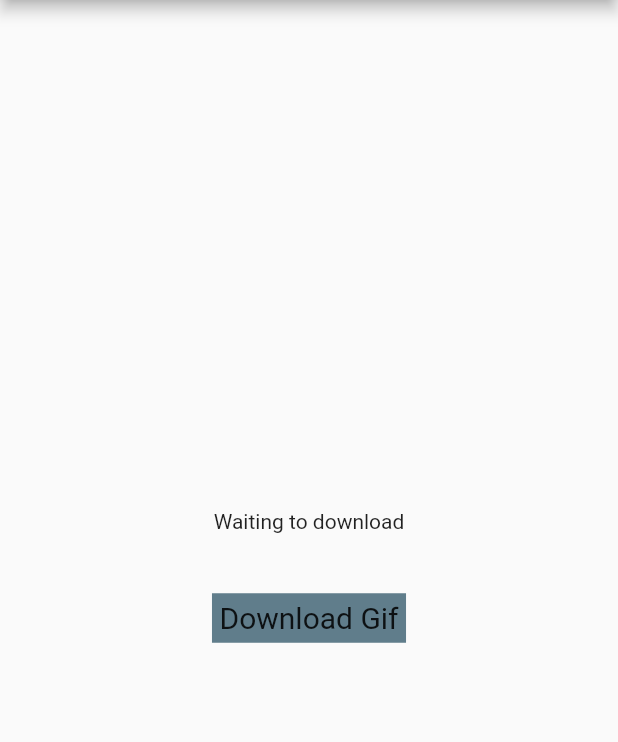
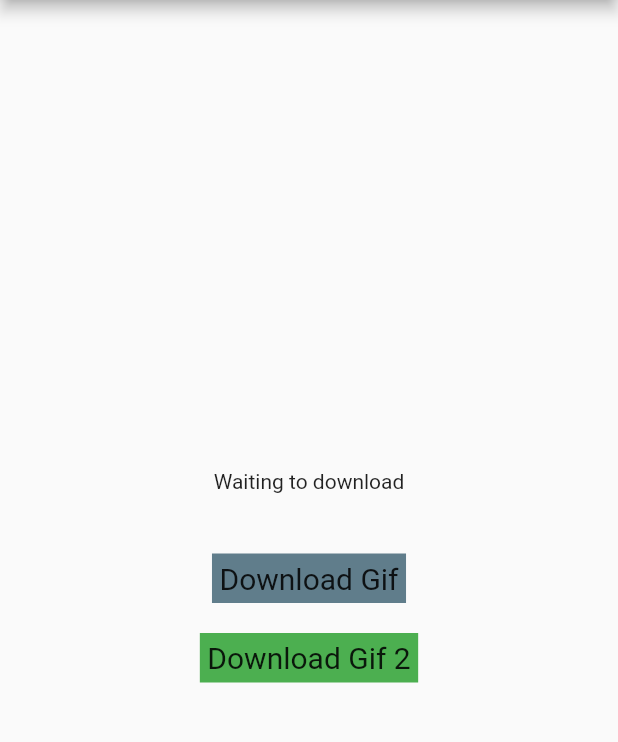
Before and after one commit to ManuelaGar/gif_cache, a Flutter app: the screen it shows after launch, on a phone screen of 412 x 824 dp, the part 84-826 px from its top. Run offline on Flutter 3.47's test engine with Material 2 defaults, Android fonts, the phone set to English and light mode, and no system bars; our stand-ins replace flutter_cache_manager; missing offline and left inert: flutter_gifimage.

Commit message:
Test with two different downloads

```diff
--- a/lib/constants/gif_bank.dart
+++ b/lib/constants/gif_bank.dart
@@ -5,6 +5,10 @@ class GifBank {
     Gif(
       name: 'antecedentes_familiares',
       frames: 23,
+    ),
+    Gif(
+      name: 'antecedentes_ginecobstetricos',
+      frames: 25,
     ),
     Gif(
       name: 'apellidos',
--- a/lib/main.dart
+++ b/lib/main.dart
@@ -32,8 +32,7 @@ class _MyHomePageState extends State<MyHomePage> with TickerProviderStateMixin {
   String currentGif = 'no';
   String title = 'Waiting to download';
   String gifPath = '';
-  String gifUrl =
-      'https://firebasestorage.googleapis.com/v0/b/app-lsc-7310d.appspot.com/o/antecedentes_familiares_23.gif?alt=media';
+  String gifUrl = '';
 
   void initState() {
     controller = GifController(vsync: this);
@@ -90,7 +89,11 @@ class _MyHomePageState extends State<MyHomePage> with TickerProviderStateMixin {
             ),
             GestureDetector(
               onTap: () async {
-                setState(() => title = 'Downloading...');
+                setState(() {
+                  title = 'Downloading...';
+                  gifUrl =
+                      'https://firebasestorage.googleapis.com/v0/b/app-lsc-7310d.appspot.com/o/antecedentes_familiares_23.gif?alt=media';
+                });
                 var fetchedFile =
                     await DefaultCacheManager().getSingleFile(gifUrl);
                 setState(() {
@@ -108,6 +111,33 @@ class _MyHomePageState extends State<MyHomePage> with TickerProviderStateMixin {
                 ),
               ),
             ),
+            SizedBox(
+              height: 20.0,
+            ),
+            GestureDetector(
+              onTap: () async {
+                setState(() {
+                  title = 'Downloading...';
+                  gifUrl =
+                      'https://firebasestorage.googleapis.com/v0/b/app-lsc-7310d.appspot.com/o/antecedentes_ginecobstetricos_25.gif?alt=media';
+                });
+                var fetchedFile =
+                    await DefaultCacheManager().getSingleFile(gifUrl);
+                setState(() {
+                  title = 'File fetched: ${fetchedFile.path}';
+                  gifPath = fetchedFile.path;
+                });
+                playGif('antecedentes_ginecobstetricos');
+              },
+              child: Container(
+                color: Colors.green,
+                padding: EdgeInsets.all(5.0),
+                child: Text(
+                  'Download Gif 2',
+                  style: TextStyle(fontSize: 20),
+                ),
+              ),
+            ),
           ],
         ),
       ),
```
